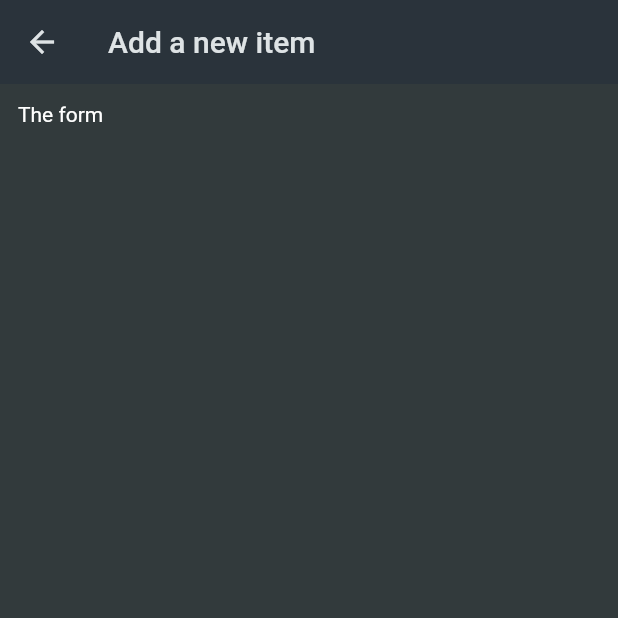
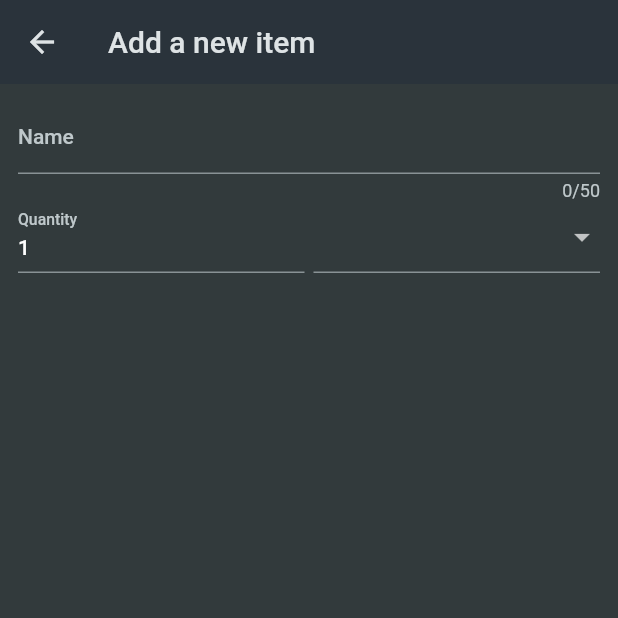
Before and after one commit to saurabhmirajkar/shopping-list, a Flutter app: the NewItem screen opened directly, on a phone screen of 412 x 824 dp, the top half of it. Run offline on Flutter 3.47's test engine with Material 2 defaults, Android fonts, the phone set to English and light mode, and no system bars.

Commit message:
updated form

```diff
--- a/lib/widgets/new_item.dart
+++ b/lib/widgets/new_item.dart
@@ -1,4 +1,5 @@
 import 'package:flutter/material.dart';
+import 'package:shopping_list/data/categories.dart';
 
 class NewItem extends StatefulWidget {
   const NewItem({super.key});
@@ -14,9 +15,54 @@ class _NewItemState extends State<NewItem> {
       appBar: AppBar(
         title: const Text('Add a new item'),
       ),
-      body: const Padding(
-        padding: EdgeInsets.all(12),
-        child: Text('The form'),
+      body: Padding(
+        padding: const EdgeInsets.all(12),
+        child: Form(
+            child: Column(
+          children: [
+            TextFormField(
+              maxLength: 50,
+              decoration: const InputDecoration(label: Text('Name')),
+              validator: (value) {
+                return 'demo....';
+              },
+            ),
+            Row(
+              crossAxisAlignment: CrossAxisAlignment.end,
+              children: [
+                Expanded(
+                  child: TextFormField(
+                    decoration: const InputDecoration(label: Text('Quantity')),
+                    initialValue: '1',
+                  ),
+                ),
+                SizedBox(width: 6),
+                Expanded(
+                  child: DropdownButtonFormField(
+                    items: [
+                      for (final category in categories.entries)
+                        DropdownMenuItem(
+                          value: category.value,
+                          child: Row(
+                            children: [
+                              Container(
+                                width: 16,
+                                height: 16,
+                                color: category.value.color,
+                              ),
+                              const SizedBox(width: 6),
+                              Text(category.value.title),
+                            ],
+                          ),
+                        ),
+                    ],
+                    onChanged: (newValue) {},
+                  ),
+                )
+              ],
+            )
+          ],
+        )),
       ),
     );
   }
```
